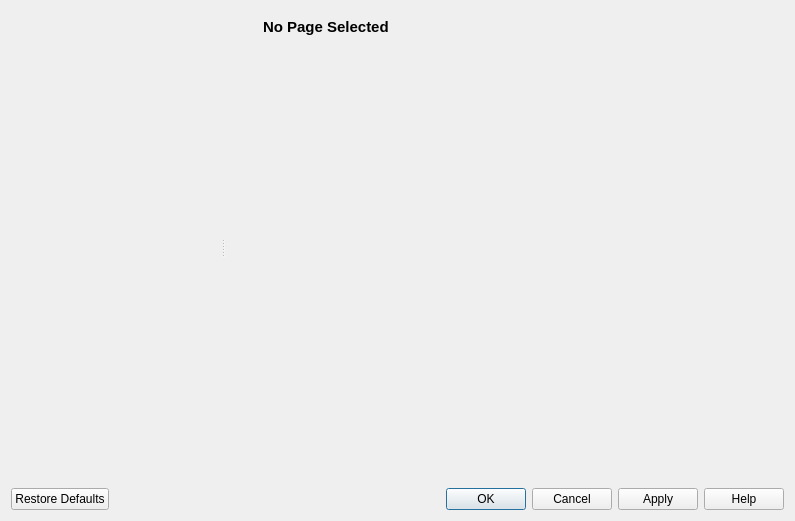
Above: external/qtilities/src/CoreGui/source/ConfigurationWidget.ui from praaline/Praaline before the change. Below: the same form after it.
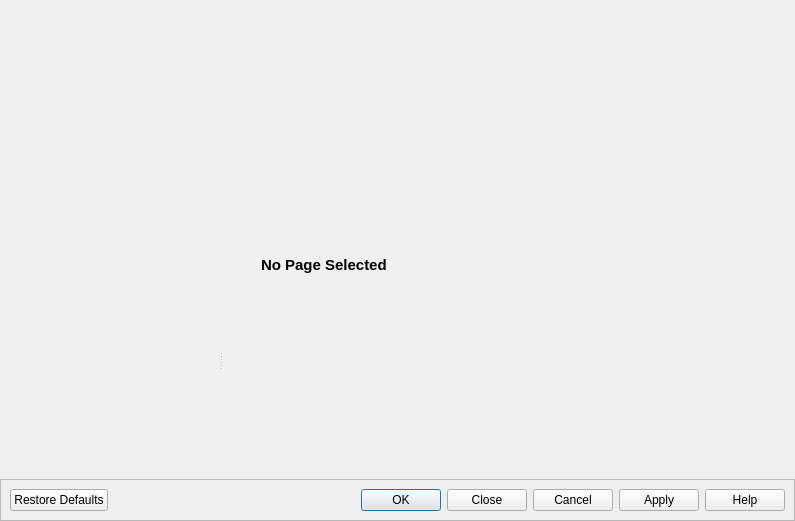
That is the form after the change.

Commit message: New version of Qtilities Changes in corpus structure editors (separation) Main window improvements Added help Statistics mode restructuring starts

```diff
--- a/external/qtilities/src/CoreGui/source/ConfigurationWidget.ui
+++ b/external/qtilities/src/CoreGui/source/ConfigurationWidget.ui
@@ -14,8 +14,51 @@
    <string>Settings</string>
   </property>
   <layout class="QVBoxLayout" name="verticalLayout">
+   <property name="spacing">
+    <number>0</number>
+   </property>
+   <property name="leftMargin">
+    <number>0</number>
+   </property>
+   <property name="topMargin">
+    <number>0</number>
+   </property>
+   <property name="rightMargin">
+    <number>0</number>
+   </property>
+   <property name="bottomMargin">
+    <number>0</number>
+   </property>
    <item>
-    <widget class="QSplitter" name="splitter">
+    <widget class="QWidget" name="widgetTopModeWidgetHolder" native="true">
+     <property name="sizePolicy">
+      <sizepolicy hsizetype="Preferred" vsizetype="Preferred">
+       <horstretch>0</horstretch>
+       <verstretch>0</verstretch>
+      </sizepolicy>
+     </property>
+    </widget>
+   </item>
+   <item>
+    <widget class="QWidget" name="widgetObsWidgetHolder" native="true">
+     <layout class="QHBoxLayout" name="horizontalLayout">
+      <property name="spacing">
+       <number>0</number>
+      </property>
+      <property name="leftMargin">
+       <number>9</number>
+      </property>
+      <property name="topMargin">
+       <number>9</number>
+      </property>
+      <property name="rightMargin">
+       <number>9</number>
+      </property>
+      <property name="bottomMargin">
+       <number>9</number>
+      </property>
+      <item>
+       <widget class="QSplitter" name="splitterLeftRightDisplay">
      <property name="orientation">
       <enum>Qt::Horizontal</enum>
      </property>
@@ -35,6 +78,28 @@
      </widget>
      <widget class="QWidget" name="layoutWidget">
       <layout class="QGridLayout" name="gridLayout">
+          <item row="1" column="0" colspan="3">
+           <widget class="QFrame" name="configWidget">
+            <property name="sizePolicy">
+             <sizepolicy hsizetype="Expanding" vsizetype="Expanding">
+              <horstretch>0</horstretch>
+              <verstretch>0</verstretch>
+             </sizepolicy>
+            </property>
+            <property name="maximumSize">
+             <size>
+              <width>16777215</width>
+              <height>16777215</height>
+             </size>
+            </property>
+            <property name="frameShape">
+             <enum>QFrame::NoFrame</enum>
+            </property>
+            <property name="frameShadow">
+             <enum>QFrame::Raised</enum>
+            </property>
+           </widget>
+          </item>
        <item row="0" column="0">
         <widget class="QLabel" name="lblPageIcon">
          <property name="minimumSize">
@@ -54,6 +119,19 @@
          </property>
         </widget>
        </item>
+          <item row="0" column="2">
+           <spacer name="horizontalSpacer_2">
+            <property name="orientation">
+             <enum>Qt::Horizontal</enum>
+            </property>
+            <property name="sizeHint" stdset="0">
+             <size>
+              <width>383</width>
+              <height>20</height>
+             </size>
+            </property>
+           </spacer>
+          </item>
        <item row="0" column="1">
         <widget class="QLabel" name="lblPageHeader">
          <property name="maximumSize">
@@ -77,50 +155,36 @@
          </property>
         </widget>
        </item>
-       <item row="0" column="2">
-        <spacer name="horizontalSpacer_2">
-         <property name="orientation">
-          <enum>Qt::Horizontal</enum>
-         </property>
-         <property name="sizeHint" stdset="0">
-          <size>
-           <width>383</width>
-           <height>20</height>
-          </size>
-         </property>
-        </spacer>
-       </item>
-       <item row="1" column="0" colspan="3">
-        <widget class="QFrame" name="configWidget">
+         </layout>
+        </widget>
+       </widget>
+      </item>
+     </layout>
+    </widget>
+   </item>
+   <item>
+    <widget class="QFrame" name="frame">
          <property name="sizePolicy">
-          <sizepolicy hsizetype="Expanding" vsizetype="Expanding">
+      <sizepolicy hsizetype="Preferred" vsizetype="Maximum">
            <horstretch>0</horstretch>
            <verstretch>0</verstretch>
           </sizepolicy>
          </property>
-         <property name="maximumSize">
-          <size>
-           <width>16777215</width>
-           <height>16777215</height>
-          </size>
-         </property>
          <property name="frameShape">
-          <enum>QFrame::NoFrame</enum>
+      <enum>QFrame::StyledPanel</enum>
          </property>
          <property name="frameShadow">
           <enum>QFrame::Raised</enum>
          </property>
-        </widget>
-       </item>
-      </layout>
-     </widget>
-    </widget>
-   </item>
+     <layout class="QHBoxLayout" name="horizontalLayout_2">
    <item>
     <widget class="QDialogButtonBox" name="buttonBox">
      <property name="standardButtons">
-      <set>QDialogButtonBox::Apply|QDialogButtonBox::Cancel|QDialogButtonBox::Help|QDialogButtonBox::Ok|QDialogButtonBox::RestoreDefaults</set>
-     </property>
+         <set>QDialogButtonBox::Apply|QDialogButtonBox::Cancel|QDialogButtonBox::Close|QDialogButtonBox::Help|QDialogButtonBox::Ok|QDialogButtonBox::RestoreDefaults</set>
+        </property>
+       </widget>
+      </item>
+     </layout>
     </widget>
    </item>
   </layout>
```
Lines whose indentation alone changed are shown as unchanged. The commit also changes 265 other files.
